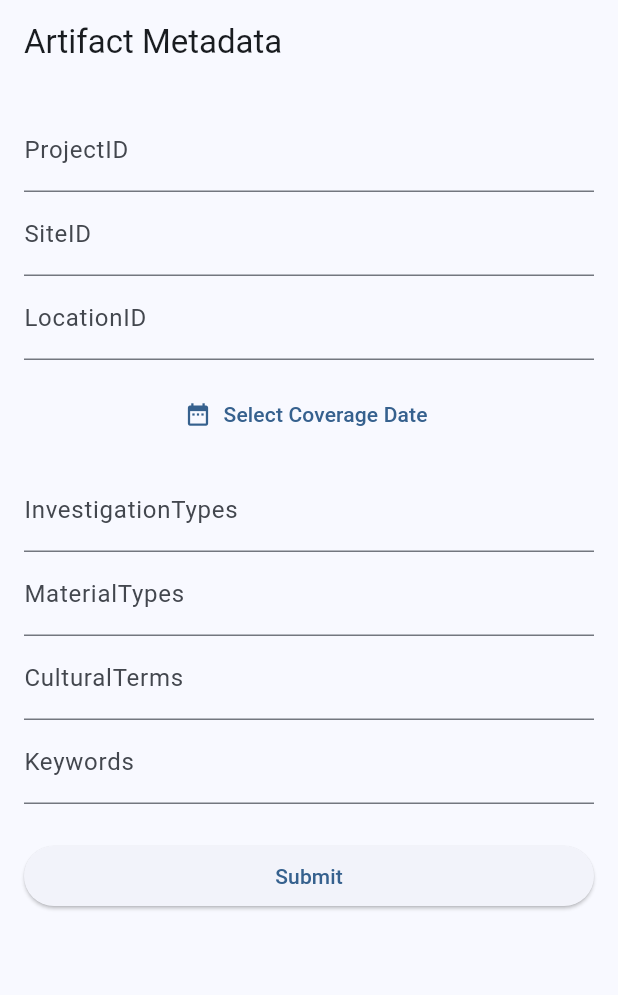
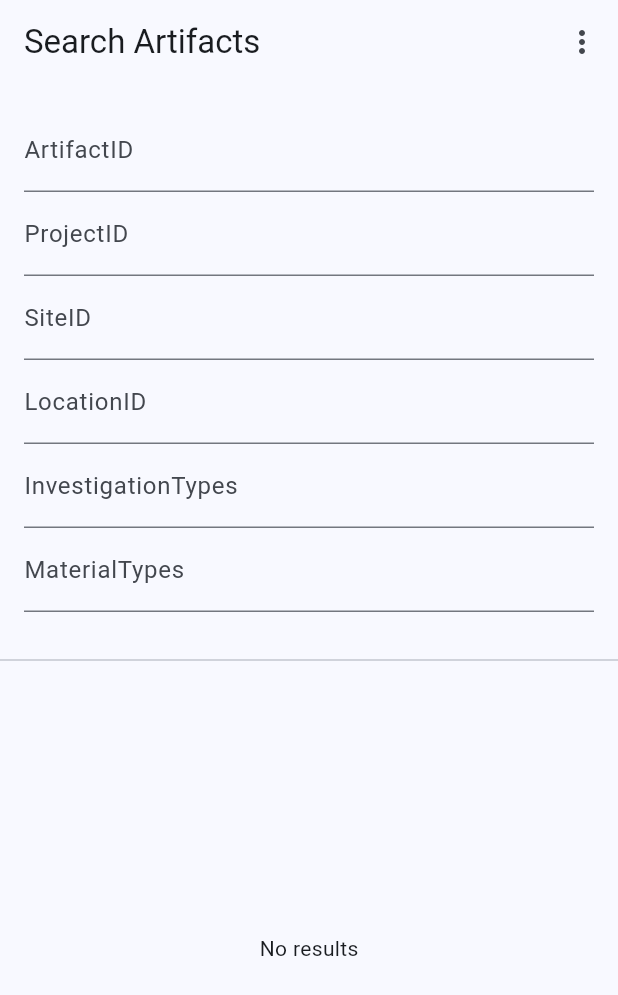
Before and after one commit to jackyqiubao/3DClientApp, a Flutter app: the screen it shows after launch, on a phone screen of 412 x 824 dp. Shown: the top 995 px of the screen. Run offline on Flutter 3.47's test engine with Material 3 defaults, Android fonts, the phone set to English and light mode, and no system bars; our stand-ins replace image_picker.

Commit message:
feat: Implement artifact querying and add camera/photo library permissions

```diff
--- a/lib/main.dart
+++ b/lib/main.dart
@@ -1,11 +1,12 @@
 import 'package:flutter/material.dart';
 
 import 'screens/metadata_form_screen.dart';
+import 'screens/query_artifacts_screen.dart';
 import 'services/api_service.dart';
 
 void main() {
   // Adjust this per platform if needed (Android emulator usually uses 10.0.2.2).
-  const String baseUrl = 'http://192.168.1.162:5000';
+  const String baseUrl = 'http://127.0.0.1:5000';
   final ApiService apiService = ApiService(baseUrl);
 
   runApp(MyApp(apiService: apiService));
@@ -24,7 +25,7 @@ class MyApp extends StatelessWidget {
         colorScheme: ColorScheme.fromSeed(seedColor: Colors.blue),
         useMaterial3: true,
       ),
-      home: MetadataFormScreen(apiService: apiService),
+      home: QueryArtifactsScreen(apiService: apiService),
     );
   }
 }
--- /dev/null
+++ b/lib/models/artifact_record.dart
@@ -0,0 +1,42 @@
+class ArtifactRecord {
+  final String artifactId;
+  final String projectId;
+  final String siteId;
+  final String locationId;
+  final String? coverageDate;
+  final String? modelStatus;
+  final String? modelFilePath;
+  final String? logFilePath;
+  final bool? match;
+  final String? matchDetail;
+
+  ArtifactRecord({
+    required this.artifactId,
+    required this.projectId,
+    required this.siteId,
+    required this.locationId,
+    this.coverageDate,
+    this.modelStatus,
+    this.modelFilePath,
+    this.logFilePath,
+    this.match,
+    this.matchDetail,
+  });
+
+  factory ArtifactRecord.fromJson(Map<String, dynamic> json) {
+    return ArtifactRecord(
+      artifactId: json['ArtifactID']?.toString() ?? '',
+      projectId: json['ProjectID']?.toString() ?? '',
+      siteId: json['SiteID']?.toString() ?? '',
+      locationId: json['LocationID']?.toString() ?? '',
+      coverageDate: json['CoverageDate']?.toString(),
+      modelStatus: json['3dModelCreatedStatus']?.toString(),
+      modelFilePath: json['3dModelFilePath']?.toString(),
+      logFilePath: json['LogFilePath']?.toString(),
+      match: json['match'] is bool
+          ? json['match'] as bool
+          : (json['match']?.toString().toLowerCase() == 'true'),
+      matchDetail: json['matchDetail']?.toString(),
+    );
+  }
+}
--- a/lib/screens/metadata_form_screen.dart
+++ b/lib/screens/metadata_form_screen.dart
@@ -3,6 +3,7 @@ import 'package:flutter/material.dart';
 import '../models/artifact_metadata.dart';
 import '../services/api_service.dart';
 import 'photo_upload_screen.dart';
+import 'query_artifacts_screen.dart';
 
 class MetadataFormScreen extends StatefulWidget {
   const MetadataFormScreen({super.key, required this.apiService});
@@ -133,7 +134,29 @@ class _MetadataFormScreenState extends State<MetadataFormScreen> {
         : _coverageDate!.toLocal().toString().split(' ').first;
 
     return Scaffold(
-      appBar: AppBar(title: const Text('Artifact Metadata')),
+      appBar: AppBar(
+        title: const Text('Artifact Metadata'),
+        actions: <Widget>[
+          PopupMenuButton<String>(
+            onSelected: (String value) {
+              if (value == 'search') {
+                Navigator.of(context).pushReplacement(
+                  MaterialPageRoute<Widget>(
+                    builder: (BuildContext context) =>
+                        QueryArtifactsScreen(apiService: widget.apiService),
+                  ),
+                );
+              }
+            },
+            itemBuilder: (BuildContext context) => <PopupMenuEntry<String>>[
+              const PopupMenuItem<String>(
+                value: 'search',
+                child: Text('Search Artifacts'),
+              ),
+            ],
+          ),
+        ],
+      ),
       body: Padding(
         padding: const EdgeInsets.all(16),
         child: Form(
--- /dev/null
+++ b/lib/screens/query_artifacts_screen.dart
@@ -0,0 +1,445 @@
+import 'package:flutter/foundation.dart';
+import 'package:flutter/material.dart';
+import 'package:image_picker/image_picker.dart';
+
+import '../models/artifact_record.dart';
+import '../services/api_service.dart';
+import 'metadata_form_screen.dart';
+
+class QueryArtifactsScreen extends StatefulWidget {
+  const QueryArtifactsScreen({super.key, required this.apiService});
+
+  final ApiService apiService;
+
+  @override
+  State<QueryArtifactsScreen> createState() => _QueryArtifactsScreenState();
+}
+
+class _QueryArtifactsScreenState extends State<QueryArtifactsScreen> {
+  final GlobalKey<FormState> _formKey = GlobalKey<FormState>();
+
+  final TextEditingController _artifactIdController = TextEditingController();
+  final TextEditingController _projectIdController = TextEditingController();
+  final TextEditingController _siteIdController = TextEditingController();
+  final TextEditingController _locationIdController = TextEditingController();
+  final TextEditingController _investigationTypesController =
+      TextEditingController();
+  final TextEditingController _materialTypesController =
+      TextEditingController();
+  final TextEditingController _culturalTermsController =
+      TextEditingController();
+  final TextEditingController _keywordsController = TextEditingController();
+
+  DateTime? _coverageStart;
+  DateTime? _coverageEnd;
+  DateTime? _createdStart;
+  DateTime? _createdEnd;
+
+  final ImagePicker _picker = ImagePicker();
+  XFile? _pictureToMatch;
+
+  bool _isLoading = false;
+  List<ArtifactRecord> _results = <ArtifactRecord>[];
+
+  @override
+  void dispose() {
+    _artifactIdController.dispose();
+    _projectIdController.dispose();
+    _siteIdController.dispose();
+    _locationIdController.dispose();
+    _investigationTypesController.dispose();
+    _materialTypesController.dispose();
+    _culturalTermsController.dispose();
+    _keywordsController.dispose();
+    super.dispose();
+  }
+
+  Future<void> _pickDateRange({
+    required bool isCoverage,
+    required bool isStart,
+  }) async {
+    final DateTime initial = DateTime.now();
+    final DateTime? picked = await showDatePicker(
+      context: context,
+      initialDate: initial,
+      firstDate: DateTime(1900),
+      lastDate: DateTime(2100),
+    );
+    if (picked == null) {
+      return;
+    }
+    setState(() {
+      if (isCoverage) {
+        if (isStart) {
+          _coverageStart = picked;
+        } else {
+          _coverageEnd = picked;
+        }
+      } else {
+        if (isStart) {
+          _createdStart = picked;
+        } else {
+          _createdEnd = picked;
+        }
+      }
+    });
+  }
+
+  String _formatDate(DateTime? value) =>
+      value == null ? '' : value.toLocal().toString().split(' ').first;
+
+  String _buildSqlWhere() {
+    final List<String> conditions = <String>['1=1'];
+
+    void addLike(String field, String value) {
+      if (value.trim().isEmpty) return;
+      final String escaped = value.replaceAll("'", "''");
+      conditions.add("$field LIKE '%" + escaped.replaceAll('%', '\\%') + "%'");
+    }
+
+    addLike('ArtifactID', _artifactIdController.text);
+    addLike('ProjectID', _projectIdController.text);
+    addLike('SiteID', _siteIdController.text);
+    addLike('LocationID', _locationIdController.text);
+    addLike('InvestigationTypes', _investigationTypesController.text);
+    addLike('MaterialTypes', _materialTypesController.text);
+    addLike('CulturalTerms', _culturalTermsController.text);
+    addLike('Keywords', _keywordsController.text);
+
+    if (_coverageStart != null) {
+      conditions.add("CoverageDate >= '${_coverageStart!.toIso8601String()}'");
+    }
+    if (_coverageEnd != null) {
+      conditions.add("CoverageDate <= '${_coverageEnd!.toIso8601String()}'");
+    }
+    if (_createdStart != null) {
+      conditions.add("CreatedTime >= '${_createdStart!.toIso8601String()}'");
+    }
+    if (_createdEnd != null) {
+      conditions.add("CreatedTime <= '${_createdEnd!.toIso8601String()}'");
+    }
+
+    return conditions.join(' AND ');
+  }
+
+  Future<void> _pickPictureToMatch() async {
+    final XFile? picked = await _picker.pickImage(source: ImageSource.gallery);
+    if (picked != null) {
+      setState(() {
+        _pictureToMatch = picked;
+      });
+    }
+  }
+
+  Future<void> _query() async {
+    if (!_formKey.currentState!.validate()) {
+      return;
+    }
+    final String sqlWhere = _buildSqlWhere();
+
+    setState(() {
+      _isLoading = true;
+    });
+
+    try {
+      final List<ArtifactRecord> records = await widget.apiService
+          .queryArtifacts(sqlWhere: sqlWhere, picture: _pictureToMatch);
+      if (!mounted) return;
+      setState(() {
+        _results = records;
+      });
+    } catch (e) {
+      if (!mounted) return;
+      ScaffoldMessenger.of(
+        context,
+      ).showSnackBar(SnackBar(content: Text('Query failed: $e')));
+    } finally {
+      if (mounted) {
+        setState(() {
+          _isLoading = false;
+        });
+      }
+    }
+  }
+
+  void _onMenuSelected(String value) {
+    if (value == 'search') {
+      // Already on search page.
+      return;
+    }
+    if (value == 'scan') {
+      Navigator.of(context).pushReplacement(
+        MaterialPageRoute<Widget>(
+          builder: (BuildContext context) =>
+              MetadataFormScreen(apiService: widget.apiService),
+        ),
+      );
+    }
+  }
+
+  PopupMenuButton<String> _buildMainMenu() {
+    return PopupMenuButton<String>(
+      onSelected: _onMenuSelected,
+      itemBuilder: (BuildContext context) => <PopupMenuEntry<String>>[
+        const PopupMenuItem<String>(
+          value: 'search',
+          child: Text('Search Artifacts'),
+        ),
+        const PopupMenuItem<String>(
+          value: 'scan',
+          child: Text('Scan New Artifact'),
+        ),
+      ],
+    );
+  }
+
+  @override
+  Widget build(BuildContext context) {
+    return Scaffold(
+      appBar: AppBar(
+        title: const Text('Search Artifacts'),
+        actions: <Widget>[_buildMainMenu()],
+      ),
+      body: Column(
+        children: <Widget>[
+          Expanded(
+            child: Padding(
+              padding: const EdgeInsets.all(16),
+              child: Form(
+                key: _formKey,
+                child: SingleChildScrollView(
+                  child: Column(
+                    crossAxisAlignment: CrossAxisAlignment.start,
+                    children: <Widget>[
+                      TextFormField(
+                        controller: _artifactIdController,
+                        decoration: const InputDecoration(
+                          labelText: 'ArtifactID',
+                        ),
+                      ),
+                      TextFormField(
+                        controller: _projectIdController,
+                        decoration: const InputDecoration(
+                          labelText: 'ProjectID',
+                        ),
+                      ),
+                      TextFormField(
+                        controller: _siteIdController,
+                        decoration: const InputDecoration(labelText: 'SiteID'),
+                      ),
+                      TextFormField(
+                        controller: _locationIdController,
+                        decoration: const InputDecoration(
+                          labelText: 'LocationID',
+                        ),
+                      ),
+                      TextFormField(
+                        controller: _investigationTypesController,
+                        decoration: const InputDecoration(
+                          labelText: 'InvestigationTypes',
+                        ),
+                      ),
+                      TextFormField(
+                        controller: _materialTypesController,
+                        decoration: const InputDecoration(
+                          labelText: 'MaterialTypes',
+                        ),
+                      ),
+                      TextFormField(
+                        controller: _culturalTermsController,
+                        decoration: const InputDecoration(
+                          labelText: 'CulturalTerms',
+                        ),
+                      ),
+                      TextFormField(
+                        controller: _keywordsController,
+                        decoration: const InputDecoration(
+                          labelText: 'Keywords',
+                        ),
+                      ),
+                      const SizedBox(height: 8),
+                      const Text('CoverageDate Range'),
+                      Row(
+                        children: <Widget>[
+                          Expanded(
+                            child: TextButton(
+                              onPressed: () => _pickDateRange(
+                                isCoverage: true,
+                                isStart: true,
+                              ),
+                              child: Text(
+                                _coverageStart == null
+                                    ? 'Start'
+                                    : _formatDate(_coverageStart),
+                              ),
+                            ),
+                          ),
+                          Expanded(
+                            child: TextButton(
+                              onPressed: () => _pickDateRange(
+                                isCoverage: true,
+                                isStart: false,
+                              ),
+                              child: Text(
+                                _coverageEnd == null
+                                    ? 'End'
+                                    : _formatDate(_coverageEnd),
+                              ),
+                            ),
+                          ),
+                        ],
+                      ),
+                      const SizedBox(height: 8),
+                      const Text('CreatedTime Range'),
+                      Row(
+                        children: <Widget>[
+                          Expanded(
+                            child: TextButton(
+                              onPressed: () => _pickDateRange(
+                                isCoverage: false,
+                                isStart: true,
+                              ),
+                              child: Text(
+                                _createdStart == null
+                                    ? 'Start'
+                                    : _formatDate(_createdStart),
+                              ),
+                            ),
+                          ),
+                          Expanded(
+                            child: TextButton(
+                              onPressed: () => _pickDateRange(
+                                isCoverage: false,
+                                isStart: false,
+                              ),
+                              child: Text(
+                                _createdEnd == null
+                                    ? 'End'
+                                    : _formatDate(_createdEnd),
+                              ),
+                            ),
+                          ),
+                        ],
+                      ),
+                      const SizedBox(height: 8),
+                      Row(
+                        children: <Widget>[
+                          ElevatedButton.icon(
+                            onPressed: _pickPictureToMatch,
+                            icon: const Icon(Icons.image_search),
+                            label: const Text('PictureToMatch'),
+                          ),
+                          const SizedBox(width: 8),
+                          if (_pictureToMatch != null)
+                            Text(
+                              _pictureToMatch!.name,
+                              overflow: TextOverflow.ellipsis,
+                            ),
+                        ],
+                      ),
+                      const SizedBox(height: 12),
+                      SizedBox(
+                        width: double.infinity,
+                        child: ElevatedButton(
+                          onPressed: _isLoading ? null : _query,
+                          child: _isLoading
+                              ? const SizedBox(
+                                  height: 20,
+                                  width: 20,
+                                  child: CircularProgressIndicator(
+                                    strokeWidth: 2,
+                                  ),
+                                )
+                              : const Text('Search'),
+                        ),
+                      ),
+                    ],
+                  ),
+                ),
+              ),
+            ),
+          ),
+          const Divider(height: 1),
+          Expanded(
+            child: _results.isEmpty
+                ? const Center(child: Text('No results'))
+                : ListView.builder(
+                    itemCount: _results.length,
+                    itemBuilder: (BuildContext context, int index) {
+                      final ArtifactRecord r = _results[index];
+                      return ListTile(
+                        title: Text(
+                          'ArtifactID: ${r.artifactId}  ProjectID: ${r.projectId}',
+                        ),
+                        subtitle: Text(
+                          'Site: ${r.siteId}  Location: ${r.locationId}\n'
+                          'Coverage: ${r.coverageDate ?? '-'}  Status: ${r.modelStatus ?? '-'}\n'
+                          'Match: ${r.match == true ? 'YES' : 'NO'}',
+                        ),
+                        isThreeLine: true,
+                        onTap: () {
+                          showDialog<void>(
+                            context: context,
+                            builder: (BuildContext context) {
+                              return AlertDialog(
+                                title: const Text('Artifact Details'),
+                                content: SingleChildScrollView(
+                                  child: Column(
+                                    crossAxisAlignment:
+                                        CrossAxisAlignment.start,
+                                    children: <Widget>[
+                                      Text('ArtifactID: ${r.artifactId}'),
+                                      Text('ProjectID: ${r.projectId}'),
+                                      Text('SiteID: ${r.siteId}'),
+                                      Text('LocationID: ${r.locationId}'),
+                                      const SizedBox(height: 8),
+                                      Text(
+                                        'CoverageDate: ${r.coverageDate ?? '-'}',
+                                      ),
+                                      Text(
+                                        '3D Status: ${r.modelStatus ?? '-'}',
+                                      ),
+                                      const SizedBox(height: 8),
+                                      Text(
+                                        '3D Model Path:\n${r.modelFilePath ?? '-'}',
+                                      ),
+                                      const SizedBox(height: 4),
+                                      Text(
+                                        'Log File Path:\n${r.logFilePath ?? '-'}',
+                                      ),
+                                      const SizedBox(height: 8),
+                                      Text(
+                                        'Match: ${r.match == true ? 'YES' : 'NO'}',
+                                      ),
+                                      if (r.matchDetail != null &&
+                                          r.matchDetail!.isNotEmpty)
+                                        Padding(
+                                          padding: const EdgeInsets.only(
+                                            top: 4,
+                                          ),
+                                          child: Text(
+                                            'Detail: ${r.matchDetail}',
+                                          ),
+                                        ),
+                                    ],
+                                  ),
+                                ),
+                                actions: <Widget>[
+                                  TextButton(
+                                    onPressed: () => Navigator.pop(context),
+                                    child: const Text('Close'),
+                                  ),
+                                ],
+                              );
+                            },
+                          );
+                        },
+                      );
+                    },
+                  ),
+          ),
+        ],
+      ),
+    );
+  }
+}
```
Also changed, not shown: lib/screens/photo_upload_screen.dart (+47 -4 lines), lib/services/api_service.dart (+56 -0 lines), 2 other files.
